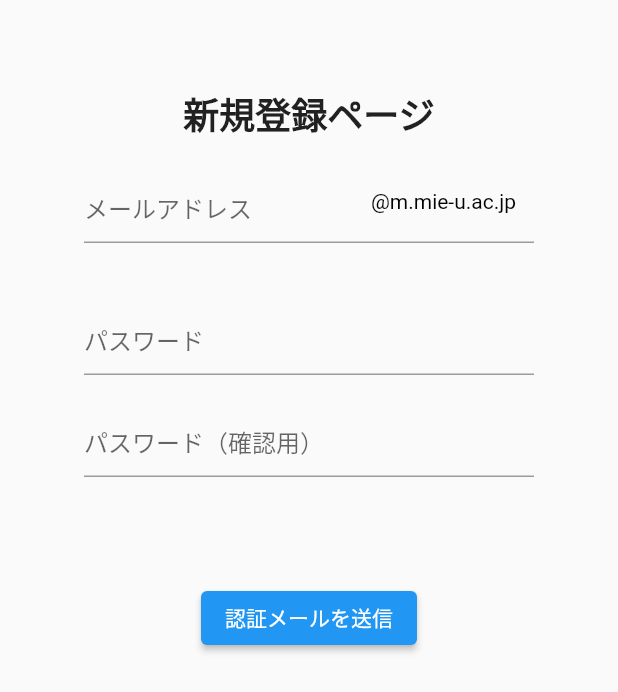
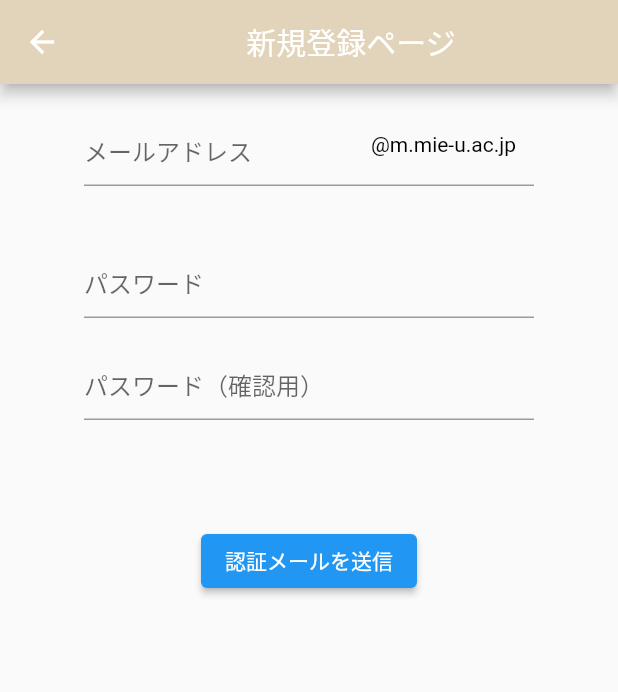
Before and after one commit to fortune-programming/note_app, a Flutter app: the New_register screen opened directly, on a phone screen of 412 x 824 dp. Shown: the top 692 px of the screen. Run offline on Flutter 3.47's test engine with Material 2 defaults, Android fonts, the phone set to English and light mode, and no system bars; our stand-ins replace cloud_firestore, firebase_auth, firebase_core, firebase_storage, image_picker; accounts and stored records are empty.

Commit message:
change color of header and button

```diff
--- a/lib/view/New_register/New_register.dart
+++ b/lib/view/New_register/New_register.dart
@@ -69,18 +69,18 @@ class _New_registerState extends State<New_register> {
   @override
   Widget build(BuildContext context) {
     return Scaffold(
-        body: Container(
+      appBar: AppBar(
+        backgroundColor: Color(0xFFE2D4BA),
+        title: Center(
+          child: Text('新規登録ページ',style: TextStyle(color: Colors.white),),
+        ),
+      ),
+        body: SingleChildScrollView(
+          child: Container(
               alignment: Alignment.center,
               child: SafeArea(
           child: Column(
             children: [
-            SizedBox(
-              height: 58,
-            ),
-            Text(
-              '新規登録ページ',
-              style: TextStyle(fontSize: 24, fontWeight: FontWeight.bold),
-            ),
               Padding(
                 padding: const EdgeInsets.symmetric(vertical: 20.0),
                 child: Container(
@@ -156,6 +156,7 @@ class _New_registerState extends State<New_register> {
             ],
           ),
               ),
+            ),
         ));
   }
 }
```
Lines whose indentation alone changed are shown as unchanged.
